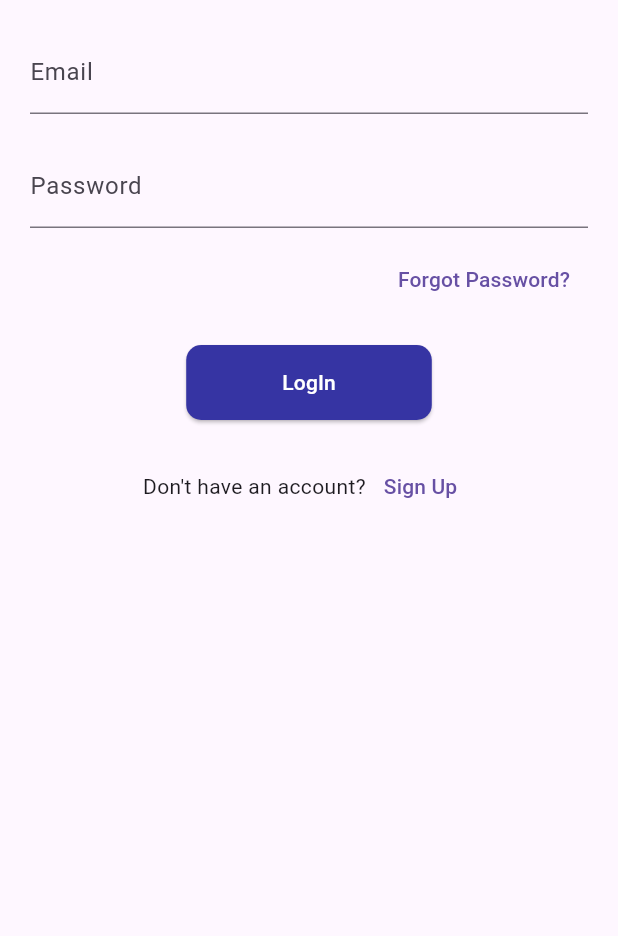
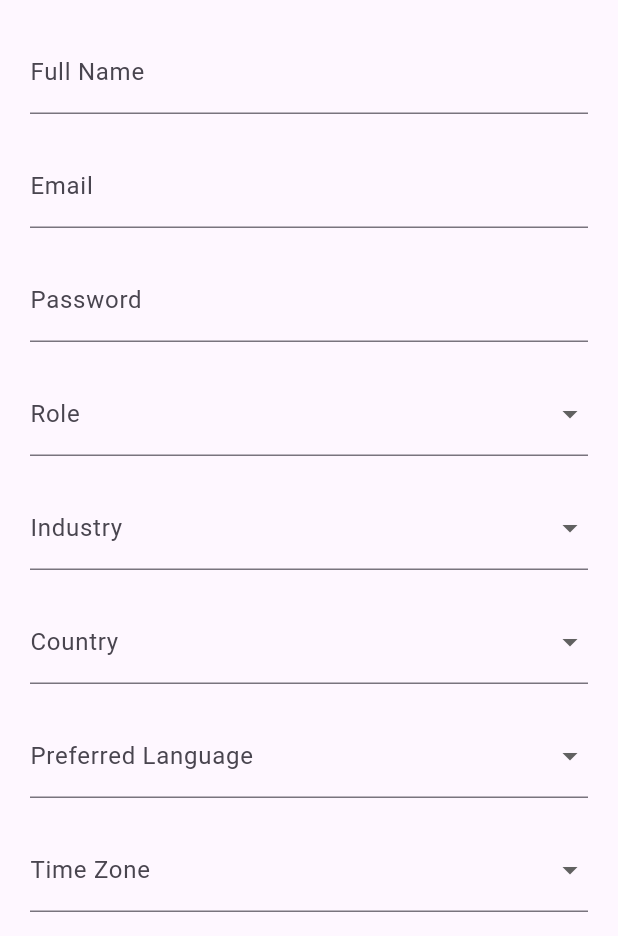
Before and after one commit to yisMeb/Flutter_PMS, a Flutter app: the login_page screen opened by its route, after a tap on "Sign Up", on a phone screen of 412 x 824 dp, the part 300-1236 px from its top. Run offline on Flutter 3.47's test engine with Material 3 defaults, Android fonts, the phone set to English and light mode, and no system bars.

Commit message:
signupPage

```diff
--- a/flutter_front/lib/Pages/login_page.dart
+++ b/flutter_front/lib/Pages/login_page.dart
@@ -60,7 +60,8 @@ class _LoginPageState extends State<login_page> {
                       foregroundColor: Colors.white,
                     ),
                     child: const Padding(
-                      padding: EdgeInsets.symmetric(horizontal: 40, vertical: 15),
+                      padding:
+                          EdgeInsets.symmetric(horizontal: 40, vertical: 15),
                       child: Text('LogIn'),
                     ),
                   ),
@@ -74,10 +75,9 @@ class _LoginPageState extends State<login_page> {
                 const Text("Don't have an account?"),
                 TextButton(
                   onPressed: () {
-                     //
+                    Navigator.pushNamed(context, '/signup');
                   },
                   child: const Text('Sign Up'),
-
                 ),
               ],
             ),
--- /dev/null
+++ b/flutter_front/lib/Pages/signup.dart
@@ -0,0 +1,437 @@
+import 'package:flutter/material.dart';
+import 'dart:core';
+
+class Signup extends StatefulWidget {
+  const Signup({Key? key});
+
+  @override
+  State<Signup> createState() => _MySignupState();
+}
+
+class _MySignupState extends State<Signup> {
+  String? _fullName;
+  String? _email;
+  String? _password;
+  String? _selectedRole;
+  String? _selectedIndustry;
+  String? _selectedLanguage;
+  String? _selectedTimeZone;
+  String? _selectedCountry;
+
+  final List<String> roles = [
+    'Manager',
+    'Team Lead',
+    'Developer',
+    'Designer',
+    'Other'
+  ];
+  final List<String> industries = [
+    'IT',
+    'Finance',
+    'Healthcare',
+    'Education',
+    'Other'
+  ];
+  final List<String> languages = [
+    'English',
+    'Amharic',
+    'French',
+    'Spanish',
+    'Other'
+  ];
+  final List<String> timeZones = ['GMT', 'UTC', 'EST', 'PST'];
+  final List<String> countries = [
+    'Afghanistan',
+    'Albania',
+    'Algeria',
+    'Andorra',
+    'Angola',
+    'Antigua and Barbuda',
+    'Argentina',
+    'Armenia',
+    'Australia',
+    'Austria',
+    'Azerbaijan',
+    'Bahamas',
+    'Bahrain',
+    'Bangladesh',
+    'Barbados',
+    'Belarus',
+    'Belgium',
+    'Belize',
+    'Benin',
+    'Bhutan',
+    'Bolivia',
+    'Bosnia and Herzegovina',
+    'Botswana',
+    'Brazil',
+    'Brunei',
+    'Bulgaria',
+    'Burkina Faso',
+    'Burundi',
+    'Cabo Verde',
+    'Cambodia',
+    'Cameroon',
+    'Canada',
+    'Central African Republic',
+    'Chad',
+    'Chile',
+    'China',
+    'Colombia',
+    'Comoros',
+    'Congo',
+    'Costa Rica',
+    'Croatia',
+    'Cuba',
+    'Cyprus',
+    'Czech Republic',
+    'Denmark',
+    'Djibouti',
+    'Dominica',
+    'Dominican Republic',
+    'East Timor (Timor-Leste)',
+    'Ecuador',
+    'Egypt',
+    'El Salvador',
+    'Equatorial Guinea',
+    'Eritrea',
+    'Estonia',
+    'Eswatini',
+    'Ethiopia',
+    'Fiji',
+    'Finland',
+    'France',
+    'Gabon',
+    'Gambia',
+    'Georgia',
+    'Germany',
+    'Ghana',
+    'Greece',
+    'Grenada',
+    'Guatemala',
+    'Guinea',
+    'Guinea-Bissau',
+    'Guyana',
+    'Haiti',
+    'Honduras',
+    'Hungary',
+    'Iceland',
+    'India',
+    'Indonesia',
+    'Iran',
+    'Iraq',
+    'Ireland',
+    'Israel',
+    'Italy',
+    'Jamaica',
+    'Japan',
+    'Jordan',
+    'Kazakhstan',
+    'Kenya',
+    'Kiribati',
+    'Korea, North',
+    'Korea, South',
+    'Kosovo',
+    'Kuwait',
+    'Kyrgyzstan',
+    'Laos',
+    'Latvia',
+    'Lebanon',
+    'Lesotho',
+    'Liberia',
+    'Libya',
+    'Liechtenstein',
+    'Lithuania',
+    'Luxembourg',
+    'Madagascar',
+    'Malawi',
+    'Malaysia',
+    'Maldives',
+    'Mali',
+    'Malta',
+    'Marshall Islands',
+    'Mauritania',
+    'Mauritius',
+    'Mexico',
+    'Micronesia',
+    'Moldova',
+    'Monaco',
+    'Mongolia',
+    'Montenegro',
+    'Morocco',
+    'Mozambique',
+    'Myanmar (Burma)',
+    'Namibia',
+    'Nauru',
+    'Nepal',
+    'Netherlands',
+    'New Zealand',
+    'Nicaragua',
+    'Niger',
+    'Nigeria',
+    'North Macedonia',
+    'Norway',
+    'Oman',
+    'Pakistan',
+    'Palau',
+    'Palestine',
+    'Panama',
+    'Papua New Guinea',
+    'Paraguay',
+    'Peru',
+    'Philippines',
+    'Poland',
+    'Portugal',
+    'Qatar',
+    'Romania',
+    'Russia',
+    'Rwanda',
+    'Saint Kitts and Nevis',
+    'Saint Lucia',
+    'Saint Vincent and the Grenadines',
+    'Samoa',
+    'San Marino',
+    'Sao Tome and Principe',
+    'Saudi Arabia',
+    'Senegal',
+    'Serbia',
+    'Seychelles',
+    'Sierra Leone',
+    'Singapore',
+    'Slovakia',
+    'Slovenia',
+    'Solomon Islands',
+    'Somalia',
+    'South Africa',
+    'South Sudan',
+    'Spain',
+    'Sri Lanka',
+    'Sudan',
+    'Suriname',
+    'Sweden',
+    'Switzerland',
+    'Syria',
+    'Taiwan',
+    'Tajikistan',
+    'Tanzania',
+    'Thailand',
+    'Togo',
+    'Tonga',
+    'Trinidad and Tobago',
+    'Tunisia',
+    'Turkey',
+    'Turkmenistan',
+    'Tuvalu',
+    'Uganda',
+    'Ukraine',
+    'United Arab Emirates',
+    'United Kingdom',
+    'United States',
+    'Uruguay',
+    'Uzbekistan',
+    'Vanuatu',
+    'Vatican City',
+    'Venezuela',
+    'Vietnam',
+    'Yemen',
+    'Zambia',
+    'Zimbabwe'
+  ];
+
+  bool _validateFields() {
+    return _fullName != null &&
+        _email != null &&
+        _password != null &&
+        _selectedRole != null &&
+        _selectedIndustry != null &&
+        _selectedLanguage != null &&
+        _selectedTimeZone != null &&
+        _selectedCountry != null;
+  }
+
+  @override
+  Widget build(BuildContext context) {
+    return Scaffold(
+      body: SingleChildScrollView(
+        child: Column(
+          crossAxisAlignment: CrossAxisAlignment.center,
+          children: [
+            const SizedBox(height: 100), // top Space for the logo
+            Image.asset(
+              "images/logo.png", // logo image asset
+              height: 100,
+            ),
+            const SizedBox(height: 20), // Space between logo and form fields
+            Padding(
+              padding: const EdgeInsets.symmetric(horizontal: 20),
+              child: Column(
+                children: [
+                  TextFormField(
+                    decoration: const InputDecoration(
+                      labelText: 'Full Name',
+                    ),
+                    onChanged: (value) => _fullName = value,
+                  ),
+                  const SizedBox(height: 20),
+                  TextFormField(
+                    decoration: const InputDecoration(
+                      labelText: 'Email',
+                    ),
+                    onChanged: (value) => _email = value,
+                    validator: (value) {
+                      if (value == null || value.isEmpty) {
+                        return 'Please enter your email';
+                      } else if (!RegExp(
+                              r'^(([^<>()[\]\\.,;:\s@\"]+(\.[^<>()[\]\\.,;:\s@\"]+)*)|(\".+\"))@((\[[0-9]{1,3}\.[0-9]{1,3}\.[0-9]{1,3}\.[0-9]{1,3}\])|(([a-zA-Z\-0-9]+\.)+[a-zA-Z]{2,}))$')
+                          .hasMatch(value)) {
+                        return 'Please enter a valid email address';
+                      }
+                      return null;
+                    },
+                  ),
+                  const SizedBox(height: 20),
+                  TextFormField(
+                    obscureText: true,
+                    decoration: const InputDecoration(
+                      labelText: 'Password',
+                    ),
+                    onChanged: (value) => _password = value,
+                  ),
+                  const SizedBox(height: 20),
+                  DropdownButtonFormField<String>(
+                    value: _selectedRole,
+                    onChanged: (value) {
+                      setState(() {
+                        _selectedRole = value;
+                      });
+                    },
+                    items: roles.map((role) {
+                      return DropdownMenuItem<String>(
+                        value: role,
+                        child: Text(role),
+                      );
+                    }).toList(),
+                    decoration: const InputDecoration(
+                      labelText: 'Role',
+                    ),
+                  ),
+                  const SizedBox(height: 20),
+                  DropdownButtonFormField<String>(
+                    value: _selectedIndustry,
+                    onChanged: (value) {
+                      setState(() {
+                        _selectedIndustry = value;
+                      });
+                    },
+                    items: industries.map((industry) {
+                      return DropdownMenuItem<String>(
+                        value: industry,
+                        child: Text(industry),
+                      );
+                    }).toList(),
+                    decoration: const InputDecoration(
+                      labelText: 'Industry',
+                    ),
+                  ),
+                  const SizedBox(height: 20),
+                  DropdownButtonFormField<String>(
+                    value: _selectedCountry,
+                    onChanged: (value) {
+                      setState(() {
+                        _selectedCountry = value;
+                      });
+                    },
+                    items: countries.map((country) {
+                      return DropdownMenuItem<String>(
+                        value: country,
+                        child: Text(country),
+                      );
+                    }).toList(),
+                    decoration: const InputDecoration(
+                      labelText: 'Country',
+                    ),
+                  ),
+                  const SizedBox(height: 20),
+                  DropdownButtonFormField<String>(
+                    value: _selectedLanguage,
+                    onChanged: (value) {
+                      setState(() {
+                        _selectedLanguage = value;
+                      });
+                    },
+                    items: languages.map((language) {
+                      return DropdownMenuItem<String>(
+                        value: language,
+                        child: Text(language),
+                      );
+                    }).toList(),
+                    decoration: const InputDecoration(
+                      labelText: 'Preferred Language',
+                    ),
+                  ),
+                  const SizedBox(height: 20),
+                  DropdownButtonFormField<String>(
+                    value: _selectedTimeZone,
+                    onChanged: (value) {
+                      setState(() {
+                        _selectedTimeZone = value;
+                      });
+                    },
+                    items: timeZones.map((timeZone) {
+                      return DropdownMenuItem<String>(
+                        value: timeZone,
+                        child: Text(timeZone),
+                      );
+                    }).toList(),
+                    decoration: const InputDecoration(
+                      labelText: 'Time Zone',
+                    ),
+                  ),
+                  const SizedBox(height: 20),
+                  ElevatedButton(
+                    onPressed: _validateFields()
+                        ? () {
+                            // Perform signup
+                          }
+                        : null,
+                    style: ElevatedButton.styleFrom(
+                      shape: RoundedRectangleBorder(
+                        borderRadius: BorderRadius.circular(10),
+                      ),
+                      backgroundColor: const Color.fromARGB(255, 54, 52, 163),
+                      foregroundColor: Colors.white,
+                    ),
+                    child: const Padding(
+                      padding:
+                          EdgeInsets.symmetric(horizontal: 40, vertical: 15),
+                      child: Text('SignUp'),
+                    ),
+                  ),
+                  const SizedBox(height: 20),
+                  Row(
+                    mainAxisAlignment: MainAxisAlignment.center,
+                    children: [
+                      const Text(
+                        "Already have an account?",
+                        style: TextStyle(
+                          color: Color.fromARGB(255, 0, 163, 245),
+                        ),
+                      ),
+                      TextButton(
+                        onPressed: () {
+                          Navigator.pushNamed(context, '/login');
+                        },
+                        child: const Text('Log In'),
+                      ),
+                    ],
+                  ),
+                  const SizedBox(height: 30),
+                ],
+              ),
+            ),
+          ],
+        ),
+      ),
+    );
+  }
+}
--- a/flutter_front/lib/main.dart
+++ b/flutter_front/lib/main.dart
@@ -1,15 +1,15 @@
 import 'package:flutter/material.dart';
 import 'package:pmanager/Pages/landing_page.dart';
 import 'package:pmanager/Pages/login_page.dart';
+import 'package:pmanager/Pages/signup.dart';
 
 void main() {
-  runApp(
-    MaterialApp(
-     home: const landing_page(),
-     debugShowCheckedModeBanner: false,
-      routes: {
-        '/login' : (context) =>const login_page(),
-      },
-    )
-  );
+  runApp(MaterialApp(
+    home: const landing_page(),
+    debugShowCheckedModeBanner: false,
+    routes: {
+      '/login': (context) => const login_page(),
+      '/signup': (context) => const Signup(),
+    },
+  ));
 }
```
Also changed, not shown: 1 other file.
